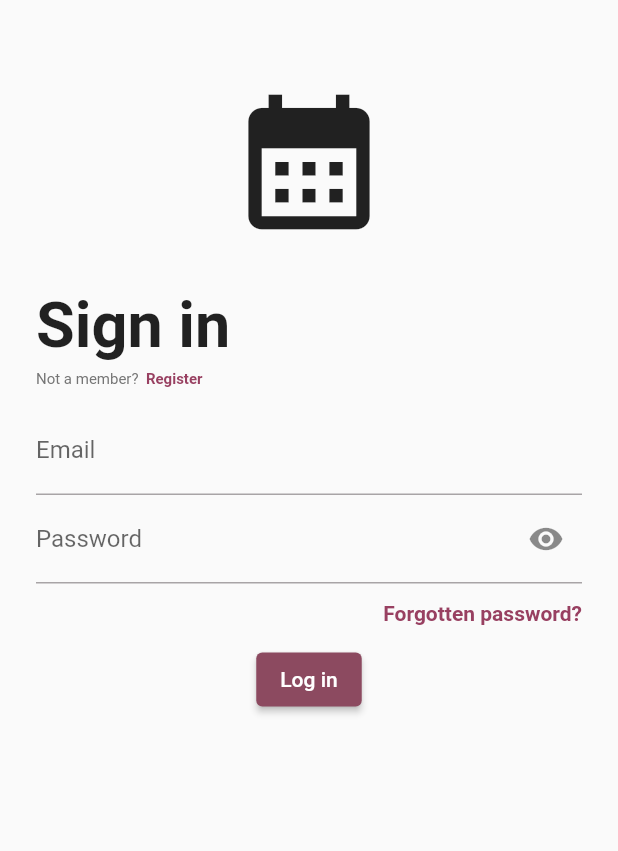
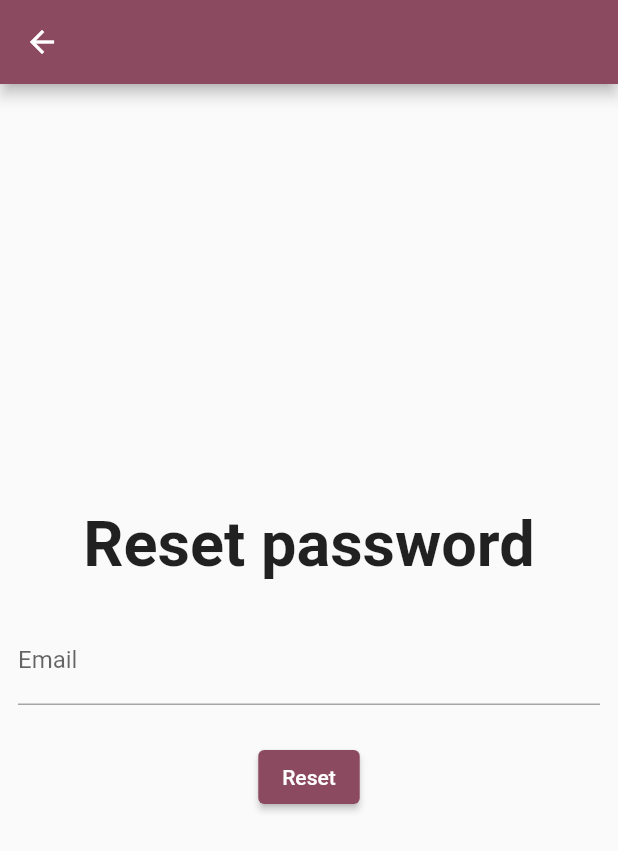
Before and after one commit to lechsebastian/birthdays_reminder_app, a Flutter app: the screen it shows after launch, after a tap on "Forgotten password?", on a phone screen of 412 x 824 dp. Shown: the top 851 px of the screen. Run offline on Flutter 3.47's test engine with Material 3 defaults, Android fonts, the phone set to English and light mode, and no system bars; our stand-ins replace bloc, cloud_firestore, firebase_auth, firebase_core, flutter_bloc; accounts and stored records are empty.

Commit message:
Add forgotten password reminder functionality

```diff
--- a/lib/app/features/login/cubit/login_cubit.dart
+++ b/lib/app/features/login/cubit/login_cubit.dart
@@ -10,4 +10,5 @@ class LoginCubit extends Cubit<LoginState> {
 
     emit(newState);
   }
+
 }
--- a/lib/app/features/login/cubit/login_state.dart
+++ b/lib/app/features/login/cubit/login_state.dart
@@ -2,9 +2,11 @@ part of 'login_cubit.dart';
 
 class LoginState {
   bool isCreatingAccount;
+  String errorMessage;
 
   LoginState({
     this.isCreatingAccount = false,
+    this.errorMessage = '',
   });
 
   LoginState copyWith({
--- a/lib/app/features/login/login_page.dart
+++ b/lib/app/features/login/login_page.dart
@@ -1,6 +1,6 @@
 import 'package:birthdays_reminder_app/app/cubit/root_cubit.dart';
 import 'package:birthdays_reminder_app/app/features/login/cubit/login_cubit.dart';
-import 'package:birthdays_reminder_app/app/features/login_page_widgets/signin_or_register_widget_builder.dart';
+import 'package:birthdays_reminder_app/app/features/login/login_page_widgets/signin_or_register_widget_builder.dart';
 import 'package:birthdays_reminder_app/themes/my_color.dart';
 import 'package:flutter/material.dart';
 import 'package:flutter_bloc/flutter_bloc.dart';
--- a/lib/app/features/login_page_widgets/confirm_password.dart
+++ b/lib/app/features/login/login_page_widgets/confirm_password.dart
@@ -1,7 +1,7 @@
 import 'package:flutter/material.dart';
 
 class ConfirmPasswordTextField extends StatefulWidget {
-  ConfirmPasswordTextField({
+  const ConfirmPasswordTextField({
     super.key,
     required this.confirmPasswordController,
     required this.onChanged,
--- a/lib/app/features/login_page_widgets/forgotten_password.dart
+++ b/lib/app/features/login/login_page_widgets/forgotten_password.dart
@@ -1,3 +1,4 @@
+import 'package:birthdays_reminder_app/app/features/login/password_reminder/pasword_reminder_page.dart';
 import 'package:birthdays_reminder_app/themes/my_color.dart';
 import 'package:flutter/material.dart';
 
@@ -11,7 +12,9 @@ class ForgottenPasswordText extends StatelessWidget {
     return Align(
       alignment: Alignment.centerRight,
       child: GestureDetector(
-        onTap: () {},
+        onTap: () {
+          Navigator.push(context, MaterialPageRoute(builder: (context) => PaswordReminderPage()));
+        },
         child: Padding(
           padding: const EdgeInsets.only(top: 12),
           child: Text(
--- a/lib/app/features/login_page_widgets/signin_or_register_widget_builder.dart
+++ b/lib/app/features/login/login_page_widgets/signin_or_register_widget_builder.dart
@@ -1,5 +1,5 @@
-import 'package:birthdays_reminder_app/app/features/login_page_widgets/confirm_password.dart';
-import 'package:birthdays_reminder_app/app/features/login_page_widgets/forgotten_password.dart';
+import 'package:birthdays_reminder_app/app/features/login/login_page_widgets/confirm_password.dart';
+import 'package:birthdays_reminder_app/app/features/login/login_page_widgets/forgotten_password.dart';
 import 'package:flutter/material.dart';
 
 class SignInOrRegisterWidgetBuilder extends StatelessWidget {
--- /dev/null
+++ b/lib/app/features/login/password_reminder/cubit/password_reminder_state.dart
@@ -0,0 +1,11 @@
+part of 'password_reminder_cubit.dart';
+
+class PasswordReminderState {
+  bool isSend;
+  String errorMessage;
+
+  PasswordReminderState({
+    this.isSend = false,
+    this.errorMessage = '',
+  });
+}
--- /dev/null
+++ b/lib/app/features/login/password_reminder/pasword_reminder_page.dart
@@ -0,0 +1,74 @@
+import 'package:birthdays_reminder_app/app/features/login/password_reminder/cubit/password_reminder_cubit.dart';
+import 'package:birthdays_reminder_app/themes/my_color.dart';
+import 'package:flutter/material.dart';
+import 'package:flutter_bloc/flutter_bloc.dart';
+
+class PaswordReminderPage extends StatelessWidget {
+  PaswordReminderPage({Key? key}) : super(key: key);
+
+  final TextEditingController emailController = TextEditingController();
+
+  @override
+  Widget build(BuildContext context) {
+    return BlocProvider(
+      create: (context) => PasswordReminderCubit(),
+      child: BlocListener<PasswordReminderCubit, PasswordReminderState>(
+        listener: (context, state) {
+          if (state.isSend) {
+            Navigator.of(context).pop();
+            ScaffoldMessenger.of(context).showSnackBar(
+              SnackBar(
+                content: const Text('The password has been sent'),
+                backgroundColor: MyColor().myColor,
+              ),
+            );
+          }
+          if (state.errorMessage.isNotEmpty) {
+            ScaffoldMessenger.of(context).showSnackBar(
+              SnackBar(
+                content: Text('Something went wrong: ${state.errorMessage}'),
+                backgroundColor: const Color.fromARGB(255, 31, 21, 20),
+              ),
+            );
+          }
+        },
+        child: BlocBuilder<PasswordReminderCubit, PasswordReminderState>(
+          builder: (context, state) {
+            return Scaffold(
+              appBar: AppBar(),
+              body: Center(
+                child: Column(
+                  mainAxisAlignment: MainAxisAlignment.center,
+                  children: [
+                    const Text(
+                      'Reset password',
+                      style: TextStyle(fontSize: 42, fontWeight: FontWeight.bold),
+                    ),
+                    const SizedBox(height: 12),
+                    Padding(
+                      padding: const EdgeInsets.all(12.0),
+                      child: TextField(
+                        controller: emailController,
+                        decoration: const InputDecoration(
+                          hintText: 'user@gmail.com',
+                          labelText: 'Email',
+                        ),
+                      ),
+                    ),
+                    const SizedBox(height: 12),
+                    ElevatedButton(
+                      onPressed: () {
+                        context.read<PasswordReminderCubit>().resetPassword(email: emailController.text);
+                      },
+                      child: const Text('Reset'),
+                    ),
+                  ],
+                ),
+              ),
+            );
+          },
+        ),
+      ),
+    );
+  }
+}
```
Also changed, not shown: lib/app/features/login/password_reminder/cubit/password_reminder_cubit.dart (added, +17 -0 lines).
